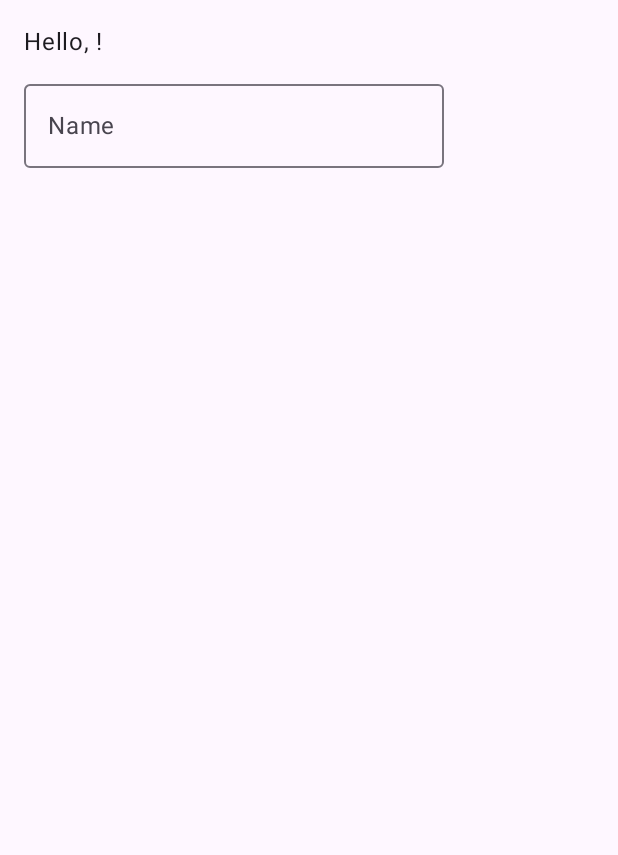
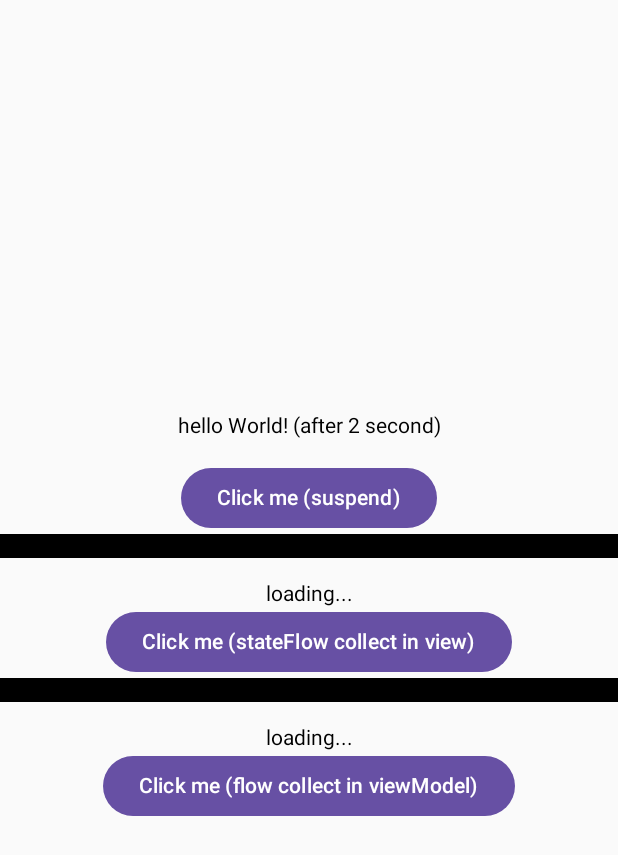
Before and after one commit to lugan1/composeAsync, an Android app built with Jetpack Compose: the screen it shows after launch (MainActivity), on a phone screen of 412 x 824 dp. Shown: the top 855 px of the screen. Run offline under Robolectric (Android 15) with nearby library versions, the phone set to English and light mode, and no system bars; our stand-ins replace Dagger/Hilt's generated code.

Commit message:
Add suspend, StateFlow, Flow practice code to Android Compose

```diff
--- a/app/src/main/java/com/example/sample/composeasyncstudy/MainActivity.kt
+++ b/app/src/main/java/com/example/sample/composeasyncstudy/MainActivity.kt
@@ -1,109 +1,130 @@
 package com.example.sample.composeasyncstudy
 
 import android.os.Bundle
-import android.util.Log
 import androidx.activity.ComponentActivity
 import androidx.activity.compose.setContent
-import androidx.compose.foundation.layout.Box
-import androidx.compose.foundation.layout.Column
-import androidx.compose.foundation.layout.padding
-import androidx.compose.material3.ExperimentalMaterial3Api
-import androidx.compose.material3.MaterialTheme
-import androidx.compose.material3.OutlinedTextField
-import androidx.compose.material3.Scaffold
-import androidx.compose.material3.SnackbarHost
-import androidx.compose.material3.SnackbarHostState
+import androidx.compose.foundation.BorderStroke
+import androidx.compose.foundation.border
+import androidx.compose.foundation.layout.*
+import androidx.compose.material3.Button
 import androidx.compose.material3.Text
-import androidx.compose.runtime.Composable
-import androidx.compose.runtime.LaunchedEffect
-import androidx.compose.runtime.getValue
-import androidx.compose.runtime.livedata.observeAsState
-import androidx.compose.runtime.remember
+import androidx.compose.runtime.*
+import androidx.compose.ui.Alignment
 import androidx.compose.ui.Modifier
+import androidx.compose.ui.graphics.Color
+import androidx.compose.ui.tooling.preview.Preview
 import androidx.compose.ui.unit.dp
-import androidx.lifecycle.LiveData
-import androidx.lifecycle.MutableLiveData
-import androidx.lifecycle.SavedStateHandle
 import androidx.lifecycle.ViewModel
+import androidx.lifecycle.viewModelScope
 import androidx.lifecycle.viewmodel.compose.viewModel
 import dagger.hilt.android.AndroidEntryPoint
-import dagger.hilt.android.lifecycle.HiltViewModel
-import java.util.concurrent.CancellationException
-import javax.inject.Inject
+import kotlinx.coroutines.delay
+import kotlinx.coroutines.flow.MutableStateFlow
+import kotlinx.coroutines.flow.asFlow
+import kotlinx.coroutines.flow.asStateFlow
+import kotlinx.coroutines.flow.onEach
+import kotlinx.coroutines.launch
 
 @AndroidEntryPoint
 class MainActivity : ComponentActivity() {
     override fun onCreate(savedInstanceState: Bundle?) {
         super.onCreate(savedInstanceState)
         setContent {
-            MyScreen()
-        }
-    }
-}
-
-@Composable
-fun MainScreen(mainViewModel: MainViewModel = viewModel()) {
-    val name: String by mainViewModel.name.observeAsState("")
-    HelloContent(name = name, onNameChange = { mainViewModel.onNameChange(it) })
-}
-
-@OptIn(ExperimentalMaterial3Api::class)
-@Composable
-fun HelloContent(name: String, onNameChange: (String) -> Unit) {
-    Column(modifier = Modifier.padding(16.dp)) {
-        Text(
-            text = "Hello, $name!",
-            modifier = Modifier.padding(bottom = 8.dp),
-            style = MaterialTheme.typography.bodyLarge
-        )
-        OutlinedTextField(
-            value = name,
-            onValueChange = onNameChange,
-            label = { Text("Name") }
-        )
-    }
-}
-
-@OptIn(ExperimentalMaterial3Api::class)
-@Composable
-fun MyScreen(mainViewModel: MainViewModel = viewModel()) {
-    val snackBarHostState = remember { SnackbarHostState() }
-
-    val isError by mainViewModel.error.observeAsState(false)
-
-    if(isError) {
-        //에러 발생시 스낵바 호출, CoroutineScope를 통해 코루틴을 실행한다.
-        LaunchedEffect(isError) {
-            try {
-                snackBarHostState.showSnackbar(
-                    message = "Error message",
-                    actionLabel = "Retry message"
-                )
-            } catch (e: CancellationException) {
-                Log.e("composeTest", "canceled!!")
-            }
-        }
-    }
-
-    Scaffold(snackbarHost = { SnackbarHost(snackBarHostState) }) {
-        Box(modifier = Modifier.padding(it)) {
             MainScreen()
         }
     }
 }
 
-@HiltViewModel
-class MainViewModel @Inject constructor(private val savedInstanceState: SavedStateHandle) : ViewModel() {
-    private val _name = MutableLiveData("")
-    val name: LiveData<String> = _name
 
-    private val _error = MutableLiveData(false)
-    val error: LiveData<Boolean> = _error
 
-    //text 를 입력받아 TextView의 문구를 변경한다.
-    //입력받은 text가 "error"일 경우 error LiveData를 true로 변경한다.
-    fun onNameChange(newName: String) {
-        _name.value = newName
-        _error.value = newName == "error"
+@Composable
+fun MainScreen(mainViewModel: MainViewModel = viewModel()) {
+    Column(modifier = Modifier.fillMaxSize(),
+        verticalArrangement = Arrangement.Center,
+        horizontalAlignment = Alignment.CenterHorizontally) {
+
+        val text by remember { mainViewModel.textState }
+        var textFlow by remember { mutableStateOf("") }
+        val text2 by remember { mainViewModel.textState2 }
+
+        LaunchedEffect(Unit) {
+            mainViewModel.suspendFunction("hello World!")
+        }
+
+        LaunchedEffect(key1 = mainViewModel) {
+            mainViewModel.textStateFlow.collect {
+                textFlow = it
+            }
+        }
+
+        Text(text = text)
+        Spacer(modifier = Modifier.height(16.dp))
+        Button(onClick = { mainViewModel.suspendFunction("changeEvent") }) {
+            Text(text = "Click me (suspend)")
+        }
+
+        Spacer(modifier = Modifier.height(16.dp).fillMaxWidth().border(border = BorderStroke(width = 16.dp, color = Color.Black)))
+        Spacer(modifier = Modifier.height(16.dp))
+        Text(text = textFlow)
+        Button(onClick = { mainViewModel.emitFlow() }) {
+            Text(text = "Click me (stateFlow collect in view)")
+        }
+
+        Spacer(modifier = Modifier.height(16.dp).fillMaxWidth().border(border = BorderStroke(width = 16.dp, color = Color.Black)))
+        Spacer(modifier = Modifier.height(16.dp))
+        Text(text = text2)
+        Button(onClick = { mainViewModel.collectInViewModel() }) {
+            Text(text = "Click me (flow collect in viewModel)")
+        }
     }
 }
+
+class MainViewModel: ViewModel() {
+    private val _textState = mutableStateOf("loading...")
+    val textState: State<String> = _textState
+
+    private val _textStateFlow = MutableStateFlow("loading...")
+    val textStateFlow = _textStateFlow.asStateFlow()
+
+    private val _textState2 = mutableStateOf("loading...")
+    val textState2: State<String> = _textState2
+
+    init {
+        viewModelScope.launch {
+            suspendFunction("hello World!")
+        }
+    }
+
+    fun suspendFunction(value: String) {
+        viewModelScope.launch {
+            delay(5000L)
+            _textState.value = "$value (after 2 second)"
+        }
+    }
+
+    fun emitFlow() {
+        viewModelScope.launch {
+            listOf("one", "two", "three", "four", "five", "six")
+                .asFlow()
+                .onEach { delay(2000L) }
+                .collect{ _textStateFlow.emit("$it (after 2 second)") }
+        }
+    }
+
+    fun collectInViewModel() {
+        val listFlow = listOf("one", "two", "three", "four", "five", "six").asFlow()
+
+        viewModelScope.launch {
+            listFlow.onEach { delay(2000L) }
+                .collect{ _textState2.value = "$it (after 2 second)" }
+        }
+    }
+}
+
+
+
+@Preview
+@Composable
+fun MainScreenPreview() {
+    MainScreen()
+}
```
